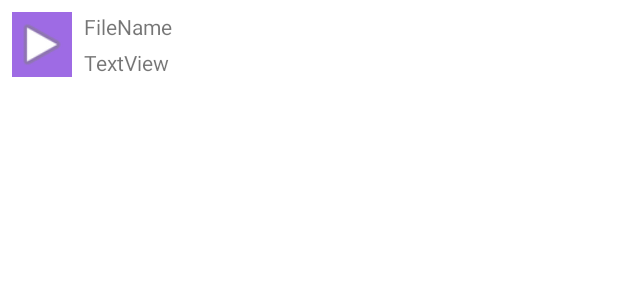
After one commit to Jok98/MyAudio, an Android app: the layout single_list_item.xml on its own in the app's theme, with its tools: preview values and no code run, on a phone screen of 412 x 824 dp. The commit adds this screen. Shown: the top 300 px of the screen. Run offline under Robolectric (Android 15) with nearby library versions, the phone set to English and light mode, and no system bars.

Commit message:
implementata la lista che gestisce e mostra i file registrati

```diff
--- /dev/null
+++ b/app/src/main/res/layout/single_list_item.xml
@@ -0,0 +1,39 @@
+<?xml version="1.0" encoding="utf-8"?>
+<androidx.constraintlayout.widget.ConstraintLayout xmlns:android="http://schemas.android.com/apk/res/android"
+    xmlns:app="http://schemas.android.com/apk/res-auto"
+    xmlns:tools="http://schemas.android.com/tools"
+    android:layout_width="match_parent"
+    android:layout_height="wrap_content">
+
+    <TextView
+        android:id="@+id/audio_title"
+        android:layout_width="wrap_content"
+        android:layout_height="wrap_content"
+        android:layout_marginStart="8dp"
+        android:text="FileName"
+        app:layout_constraintStart_toEndOf="@+id/imageView"
+        app:layout_constraintTop_toTopOf="@+id/imageView" />
+
+    <TextView
+        android:id="@+id/audio_date"
+        android:layout_width="wrap_content"
+        android:layout_height="wrap_content"
+        android:layout_marginStart="8dp"
+        android:text="TextView"
+        app:layout_constraintBottom_toBottomOf="@+id/imageView"
+        app:layout_constraintStart_toEndOf="@+id/imageView" />
+
+    <ImageView
+        android:id="@+id/imageView"
+        android:layout_width="40dp"
+        android:layout_height="43dp"
+        android:layout_marginStart="8dp"
+        android:layout_marginTop="8dp"
+        android:layout_marginBottom="8dp"
+        android:adjustViewBounds="false"
+        android:background="#9E6BE4"
+        app:layout_constraintBottom_toBottomOf="parent"
+        app:layout_constraintStart_toStartOf="parent"
+        app:layout_constraintTop_toTopOf="parent"
+        app:srcCompat="@android:drawable/ic_media_play" />
+</androidx.constraintlayout.widget.ConstraintLayout>
```
Also changed, not shown: app/src/main/java/com/example/myaudio/AudioListAdapter.java (added, +56 -0 lines), app/src/main/java/com/example/myaudio/AudioListFragment.java (+27 -6 lines).
